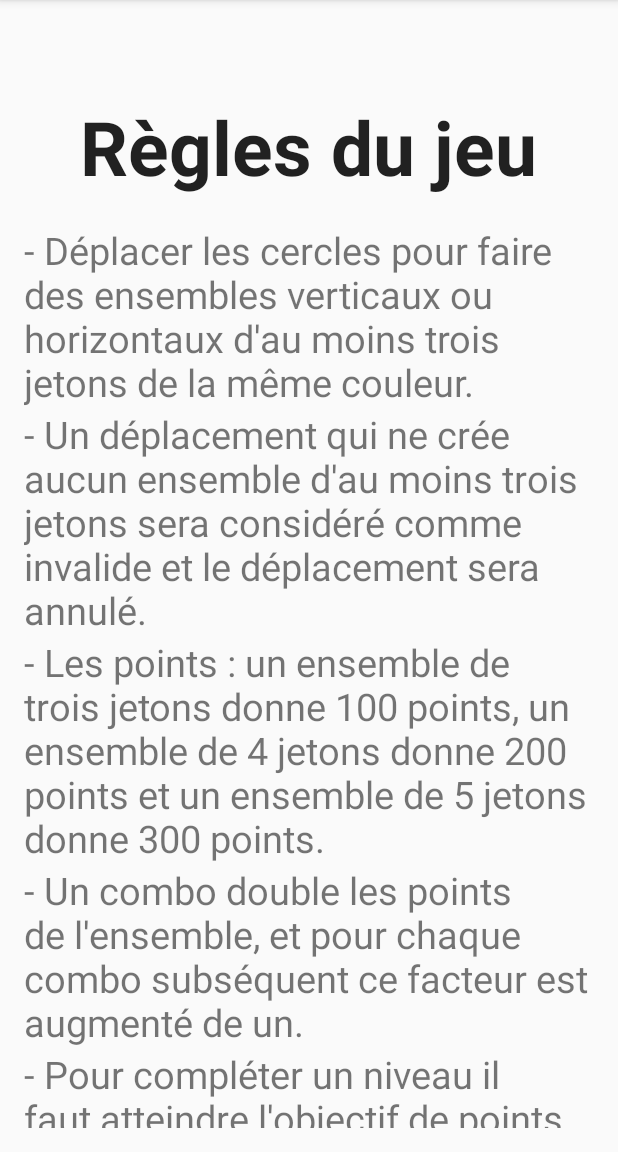
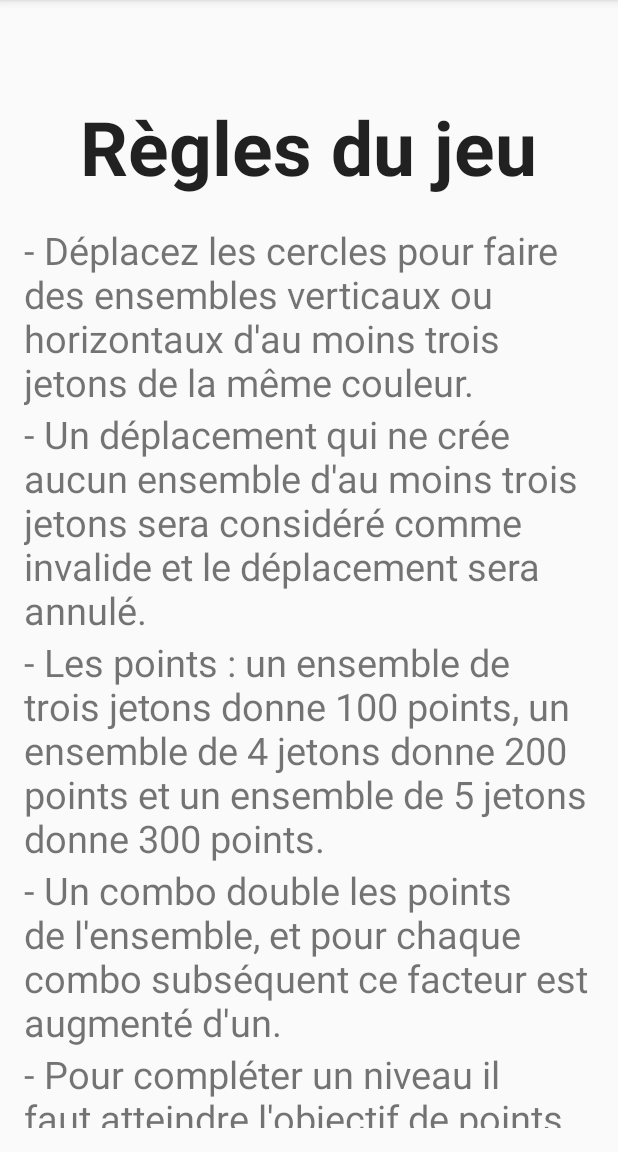
Before and after one commit to BlancheP/INF8405, an Android app: the RulesActivity screen opened directly, with no data from a screen before it, on a phone screen of 412 x 824 dp, the part 84-1236 px from its top. Run offline under Robolectric (Android 15) with nearby library versions, the phone set to English and light mode, and no system bars.

Commit message:
correction francais

```diff
--- a/Match3/app/src/main/java/tp1/inf8405/match3/ChooseLevelActivity.java
+++ b/Match3/app/src/main/java/tp1/inf8405/match3/ChooseLevelActivity.java
@@ -62,17 +62,17 @@ public class ChooseLevelActivity extends AppCompatActivity {
 
         switch(latestLevel) {
             case 1:
-                Toast.makeText(this.getApplicationContext(), "Niveau 1 unlocked", Toast.LENGTH_SHORT).show();
+                //Toast.makeText(this.getApplicationContext(), "Niveau 1 unlocked", Toast.LENGTH_SHORT).show();
                 break;
 
             case 2:
-                Toast.makeText(this.getApplicationContext(), "Niveau 2 unlocked", Toast.LENGTH_SHORT).show();
+                //Toast.makeText(this.getApplicationContext(), "Niveau 2 unlocked", Toast.LENGTH_SHORT).show();
                 levelButton = (Button) findViewById(R.id.level2_button);
                 levelButton.setEnabled(true);
                 break;
 
             case 3:
-                Toast.makeText(this.getApplicationContext(), "Niveau 3 unlocked", Toast.LENGTH_SHORT).show();
+                //Toast.makeText(this.getApplicationContext(), "Niveau 3 unlocked", Toast.LENGTH_SHORT).show();
                 levelButton = (Button) findViewById(R.id.level2_button);
                 levelButton.setEnabled(true);
                 levelButton = (Button) findViewById(R.id.level3_button);
@@ -80,7 +80,7 @@ public class ChooseLevelActivity extends AppCompatActivity {
                 break;
 
             case 4:
-                Toast.makeText(this.getApplicationContext(), "Niveau 4 unlocked", Toast.LENGTH_SHORT).show();
+                //Toast.makeText(this.getApplicationContext(), "Niveau 4 unlocked", Toast.LENGTH_SHORT).show();
                 levelButton = (Button) findViewById(R.id.level2_button);
                 levelButton.setEnabled(true);
                 levelButton = (Button) findViewById(R.id.level3_button);
--- a/Match3/app/src/main/res/layout/activity_rules.xml
+++ b/Match3/app/src/main/res/layout/activity_rules.xml
@@ -20,8 +20,7 @@
         android:layout_alignParentTop="true"
         android:layout_centerHorizontal="true"
         android:textSize="50sp"
-        android:textStyle="bold"
-        android:fontFamily="sans-serif" />
+        android:textStyle="bold" />
 
     <TableLayout
         android:layout_height="wrap_content"
@@ -35,7 +34,7 @@
             <TextView android:id="@+id/firstRule"
                 android:layout_height="wrap_content"
                 android:layout_width="wrap_content"
-                android:text="- Déplacer les cercles pour faire des ensembles verticaux ou horizontaux d'au moins trois jetons de la même couleur."
+                android:text="- Déplacez les cercles pour faire des ensembles verticaux ou horizontaux d'au moins trois jetons de la même couleur."
                 android:layout_span="2"
                 android:layout_weight="1"
                 android:textSize="25sp"
@@ -63,7 +62,7 @@
             <TextView android:id="@+id/fourthRule"
                 android:layout_height="wrap_content"
                 android:layout_width="wrap_content"
-                android:text="- Un combo double les points de l'ensemble, et pour chaque combo subséquent ce facteur est augmenté de un."
+                android:text="- Un combo double les points de l'ensemble, et pour chaque combo subséquent ce facteur est augmenté d'un."
                 android:layout_weight="1"
                 android:gravity="left"
                 android:textSize="25sp"
@@ -84,7 +83,7 @@
             <TextView android:id="@+id/sixthRule"
                 android:layout_height="wrap_content"
                 android:layout_width="wrap_content"
-                android:text="- Pour débloquer les niveaux verrouillé il faut compléter le niveau précédent."
+                android:text="- Pour débloquer les niveaux verrouillés, il faut compléter le niveau précédent."
                 android:layout_weight="1"
                 android:gravity="left"
                 android:textSize="25sp"
@@ -94,7 +93,7 @@
             <TextView android:id="@+id/seventhRule"
                 android:layout_height="wrap_content"
                 android:layout_width="wrap_content"
-                android:text="- Si le nombre de coup restant atteint zéro, le niveau est échoué."
+                android:text="- Si le nombre de coups restants atteint zéro, le niveau est échoué."
                 android:layout_weight="1"
                 android:gravity="left"
                 android:textSize="25sp"
```
